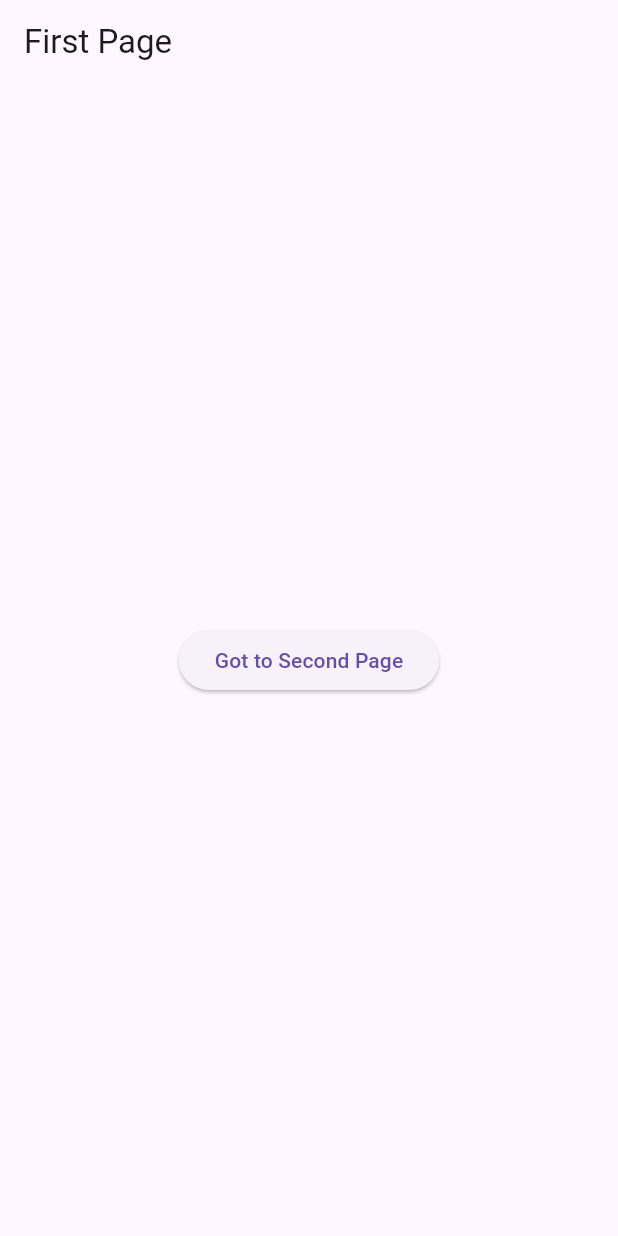
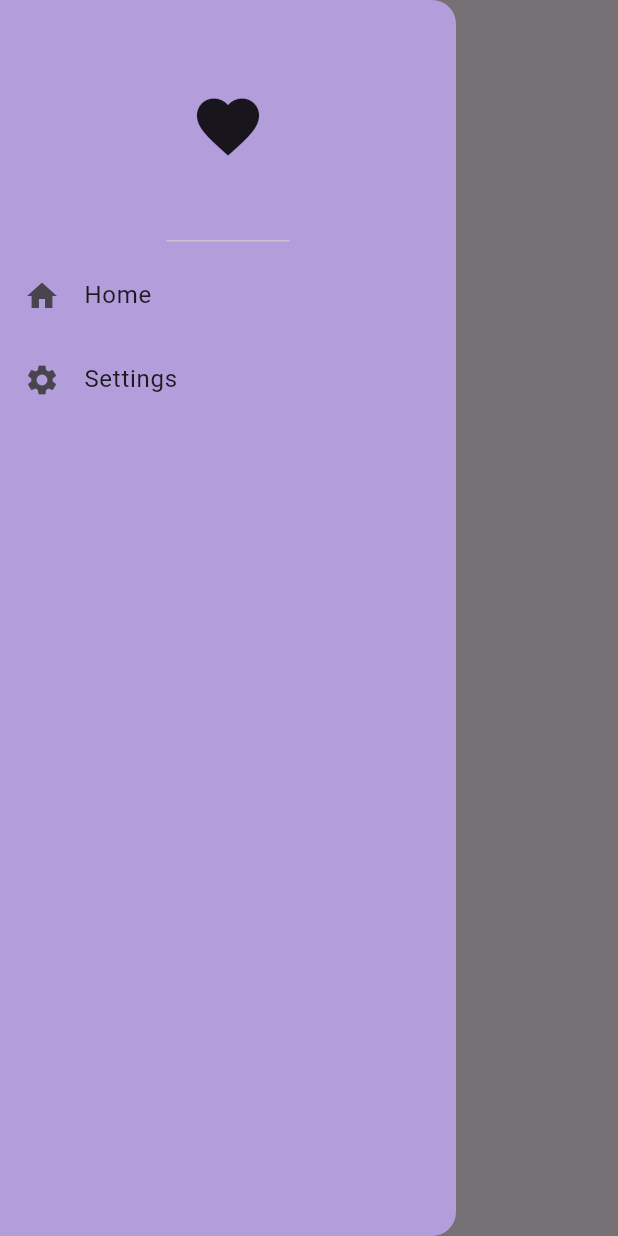
Before and after one commit to joharkhan99/flutter_basics, a Flutter app: the screen it shows after launch, with the side drawer open (before the commit the screen has no drawer), on a phone screen of 412 x 824 dp. Run offline on Flutter 3.47's test engine with Material 3 defaults, Android fonts, the phone set to English and light mode, and no system bars.

Commit message:
Refactor drawer in FirstPage

```diff
--- a/lib/pages/first_page.dart
+++ b/lib/pages/first_page.dart
@@ -10,23 +10,56 @@ class FirstPage extends StatelessWidget {
       appBar: AppBar(
         title: Text("First Page"),
       ),
-      body: Center(
-        child: ElevatedButton(
-          child: Text("Got to Second Page"),
-          onPressed: () {
-            // navigate to second page
-            // Navigator.push(
-            //   context,
-            //   MaterialPageRoute(
-            //     builder: (context) => SecondPage(),
-            //   ),
-            // );
+      drawer: Drawer(
+        backgroundColor: Colors.deepPurple.shade200,
+        child: Column(
+          children: [
+            DrawerHeader(
+              child: Icon(
+                Icons.favorite,
+                size: 50,
+              ),
+            ),
+            ListTile(
+              leading: Icon(Icons.home),
+              title: Text("Home"),
+              onTap: () {
+                // close/pop drawer first
+                Navigator.pop(context);
 
-            // 2nd way to navigate
-            Navigator.pushNamed(context, "/secondpage");
-          },
+                Navigator.pushNamed(context, "/firstpage");
+              },
+            ),
+            ListTile(
+              leading: Icon(Icons.settings),
+              title: Text("Settings"),
+              onTap: () {
+                // close/pop drawer first
+                Navigator.pop(context);
+
+                Navigator.pushNamed(context, "/secondpage");
+              },
+            )
+          ],
         ),
       ),
+      // body: Center(
+      //   child: ElevatedButton(
+      //     child: Text("Got to Second Page"),
+      //     onPressed: () {
+      //       // navigate to second page
+      //       // Navigator.push(
+      //       //   context,
+      //       //   MaterialPageRoute(
+      //       //     builder: (context) => SecondPage(),
+      //       //   ),
+      //       // );
+
+      //       // 2nd way to navigate
+      //       Navigator.pushNamed(context, "/secondpage");
+      //     },
+      //   ),
+      // ),
     );
   }
 }
```
